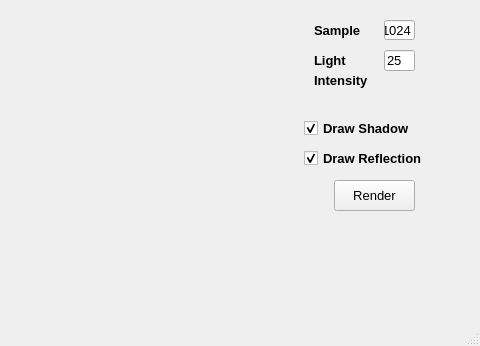
Old version of the form RayTracer/raytracer.ui in the repository KevinStigma/RayTracer; both pictures show x 546 to 1026 and y 357 to 703 of the 1026 by 703 pixel window.
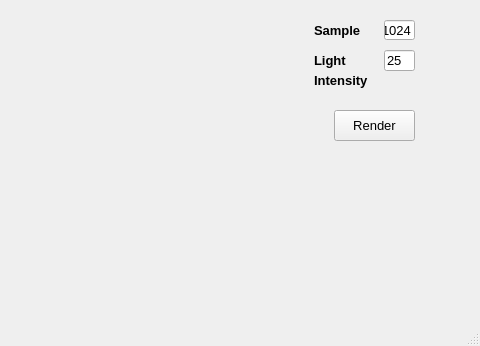
New version of the form.

```diff
--- a/RayTracer/raytracer.ui
+++ b/RayTracer/raytracer.ui
@@ -43,7 +43,7 @@
     <property name="geometry">
      <rect>
       <x>880</x>
-      <y>500</y>
+      <y>430</y>
       <width>81</width>
       <height>31</height>
      </rect>
@@ -176,52 +176,6 @@
      <string>TextLabel</string>
     </property>
    </widget>
-   <widget class="QCheckBox" name="drawShadowCheck">
-    <property name="geometry">
-     <rect>
-      <x>850</x>
-      <y>440</y>
-      <width>131</width>
-      <height>16</height>
-     </rect>
-    </property>
-    <property name="font">
-     <font>
-      <pointsize>10</pointsize>
-      <weight>75</weight>
-      <bold>true</bold>
-     </font>
-    </property>
-    <property name="text">
-     <string>Draw Shadow</string>
-    </property>
-    <property name="checked">
-     <bool>true</bool>
-    </property>
-   </widget>
-   <widget class="QCheckBox" name="drawReflectCheck">
-    <property name="geometry">
-     <rect>
-      <x>850</x>
-      <y>470</y>
-      <width>161</width>
-      <height>16</height>
-     </rect>
-    </property>
-    <property name="font">
-     <font>
-      <pointsize>10</pointsize>
-      <weight>75</weight>
-      <bold>true</bold>
-     </font>
-    </property>
-    <property name="text">
-     <string>Draw Reflection</string>
-    </property>
-    <property name="checked">
-     <bool>true</bool>
-    </property>
-   </widget>
    <widget class="QLineEdit" name="depthEdit">
     <property name="geometry">
      <rect>
```
Left out of the diff: 6 changed lines with no effect on the pictures.
